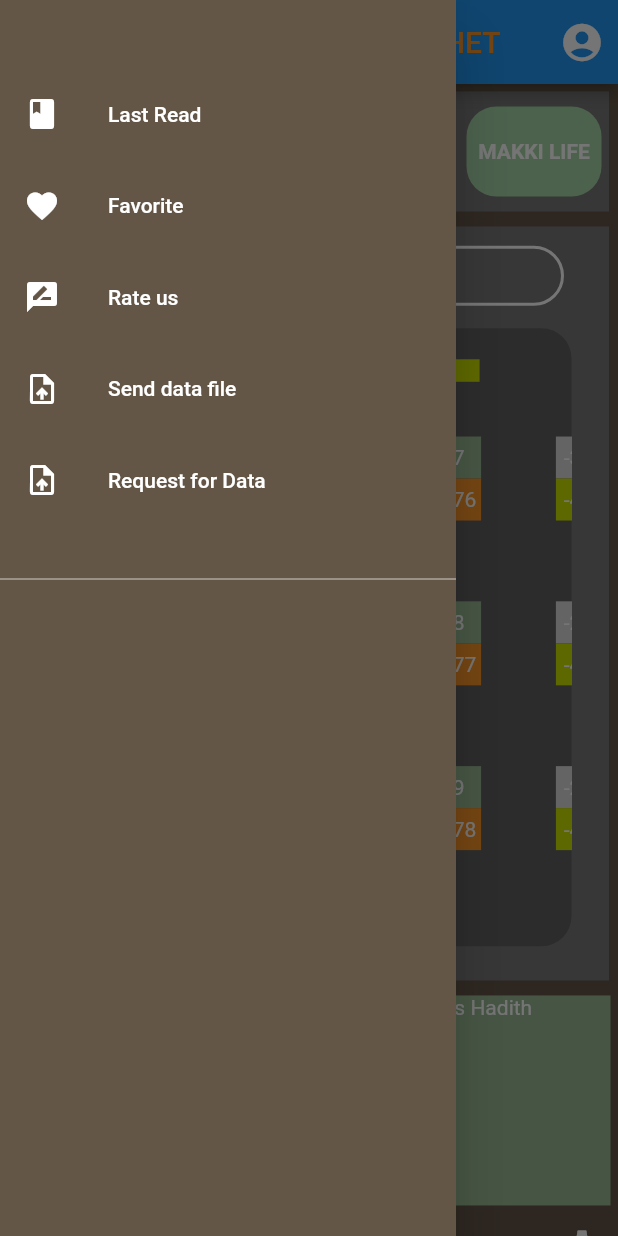
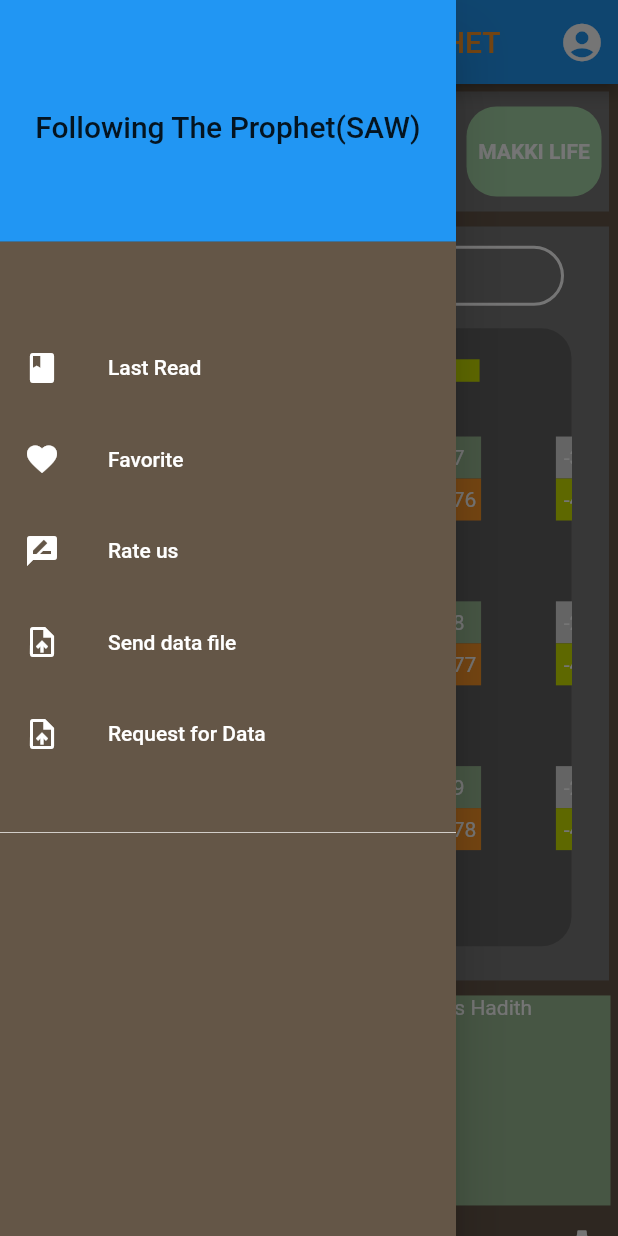
Before and after one commit to asadullah43/following-the-prophet, a Flutter app: the screen it shows after launch, with the side drawer open, on a phone screen of 412 x 824 dp. Run offline on Flutter 3.47's test engine with Material 2 defaults, Android fonts, the light colour scheme and no system bars; our stand-ins replace cloud_firestore, file_picker, firebase_auth, firebase_core, flutter_switch, fluttertoast and 4 more; accounts and stored records are empty.

Commit message:
drawer header

```diff
--- a/lib/appbar.dart
+++ b/lib/appbar.dart
@@ -1,3 +1,5 @@
+import 'dart:ui';
+
 import 'package:firebase_core/firebase_core.dart';
 import 'package:flutter/material.dart';
 import 'package:following_the_prophet/Screens/Login/login_screen.dart';
@@ -122,10 +124,20 @@ class _MyAppBar extends State<MyAppBar> {
           ],
         ),
         drawer: Drawer(
+
           child: Material(
             color: Color(0xFF645647),
             child: ListView(
               children: [
+const DrawerHeader(
+        decoration: BoxDecoration(
+          color: Colors.blue,
+        ),
+        child: Center(child: Text('Following The Prophet(SAW)',style:TextStyle(
+          fontSize: 20,
+        ))),
+      ),
+
                 const SizedBox(
                   height: 48,
                 ),
--- a/lib/components/rounded_password_field.dart
+++ b/lib/components/rounded_password_field.dart
@@ -9,11 +9,9 @@ class RoundedPasswordField extends StatefulWidget {
     this.onChanged,
     this.controller,
   }) : super(key: key);
-
   @override
   State<RoundedPasswordField> createState() => _RoundedPasswordFieldState();
 }
-
 class _RoundedPasswordFieldState extends State<RoundedPasswordField> {
  bool _showPassword = true;
 
@@ -22,7 +20,6 @@ class _RoundedPasswordFieldState extends State<RoundedPasswordField> {
       _showPassword = !_showPassword;
     });
   }
-
   @override
   Widget build(BuildContext context) {
     return TextFieldContainer(
```
